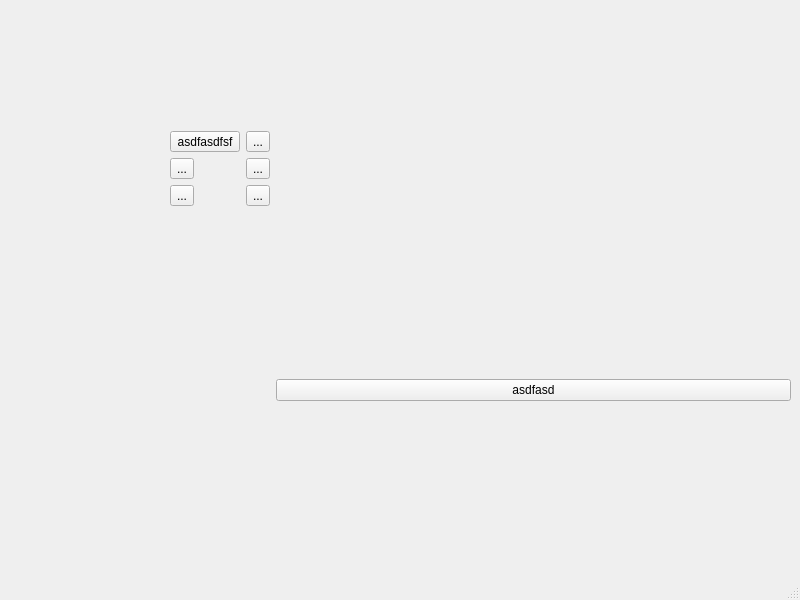
First picture: the form in modechoose.ui, repository ideallx/Hexagon, before the edit.
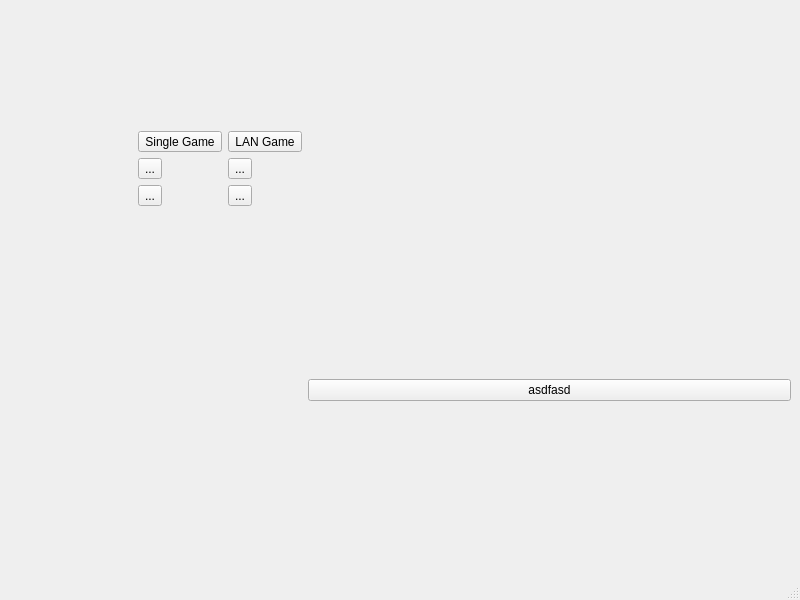
Second picture: the form after the edit.

```diff
--- a/modechoose.ui
+++ b/modechoose.ui
@@ -22,7 +22,7 @@
         <item>
          <widget class="QToolButton" name="toolButton">
           <property name="text">
-           <string>asdfasdfsf</string>
+           <string>Single Game</string>
           </property>
          </widget>
         </item>
@@ -47,7 +47,7 @@
         <item>
          <widget class="QToolButton" name="toolButton_4">
           <property name="text">
-           <string>...</string>
+           <string>LAN Game</string>
           </property>
          </widget>
         </item>
```
